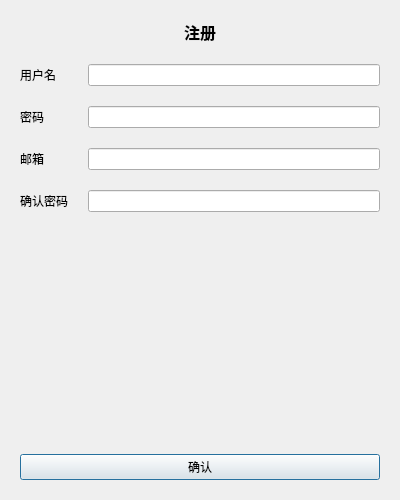
The window that code/global/registerpanel.ui (laonuo2004/cpp-qt-medical-system) describes before a commit, drawn with Qt 5.
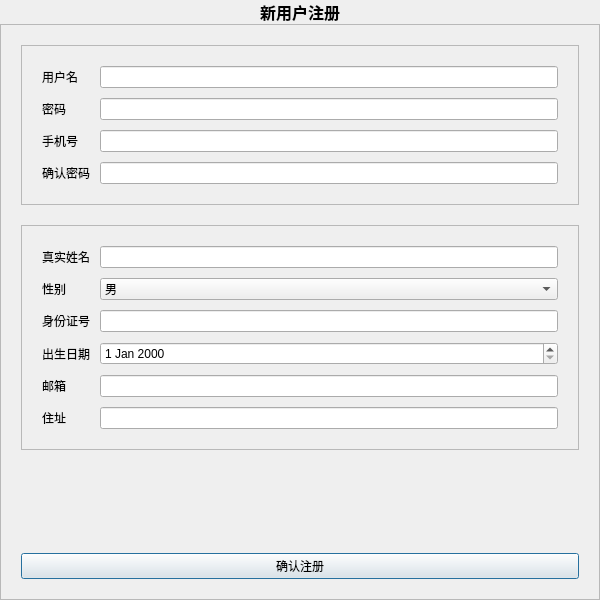
The same window after the commit.

```diff
--- a/code/global/registerpanel.ui
+++ b/code/global/registerpanel.ui
@@ -6,31 +6,31 @@
    <rect>
     <x>0</x>
     <y>0</y>
-    <width>400</width>
-    <height>500</height>
+    <width>600</width>
+    <height>600</height>
    </rect>
   </property>
   <property name="windowTitle">
    <string>用户注册</string>
   </property>
-  <layout class="QVBoxLayout" name="verticalLayout">
+  <layout class="QVBoxLayout" name="verticalLayout_3">
    <property name="spacing">
-    <number>20</number>
+    <number>0</number>
    </property>
    <property name="leftMargin">
-    <number>20</number>
+    <number>0</number>
    </property>
    <property name="topMargin">
-    <number>20</number>
+    <number>0</number>
    </property>
    <property name="rightMargin">
-    <number>20</number>
+    <number>0</number>
    </property>
    <property name="bottomMargin">
-    <number>20</number>
+    <number>0</number>
    </property>
    <item>
-    <widget class="QLabel" name="HeaderLabel">
+    <widget class="QLabel" name="fullHeaderLabel">
      <property name="font">
       <font>
        <pointsize>12</pointsize>
@@ -39,7 +39,7 @@
       </font>
      </property>
      <property name="text">
-      <string>注册</string>
+      <string>新用户注册</string>
      </property>
      <property name="alignment">
       <set>Qt::AlignCenter</set>
@@ -47,7 +47,70 @@
     </widget>
    </item>
    <item>
-    <layout class="QFormLayout" name="formLayout">
+    <widget class="QFrame" name="frame">
+     <property name="frameShape">
+      <enum>QFrame::StyledPanel</enum>
+     </property>
+     <property name="frameShadow">
+      <enum>QFrame::Raised</enum>
+     </property>
+     <layout class="QVBoxLayout" name="verticalLayout">
+      <property name="spacing">
+       <number>20</number>
+      </property>
+      <property name="leftMargin">
+       <number>20</number>
+      </property>
+      <property name="topMargin">
+       <number>20</number>
+      </property>
+      <property name="rightMargin">
+       <number>20</number>
+      </property>
+      <property name="bottomMargin">
+       <number>20</number>
+      </property>
+      <item>
+       <widget class="QFrame" name="CardFrame">
+        <property name="sizePolicy">
+         <sizepolicy hsizetype="Preferred" vsizetype="Preferred">
+          <horstretch>0</horstretch>
+          <verstretch>0</verstretch>
+         </sizepolicy>
+        </property>
+        <property name="frameShape">
+         <enum>QFrame::StyledPanel</enum>
+        </property>
+        <property name="frameShadow">
+         <enum>QFrame::Raised</enum>
+        </property>
+        <property name="class" stdset="0">
+         <string>cardFrame</string>
+        </property>
+        <layout class="QVBoxLayout" name="verticalLayout_2">
+         <property name="spacing">
+          <number>0</number>
+         </property>
+         <property name="leftMargin">
+          <number>20</number>
+         </property>
+         <property name="topMargin">
+          <number>20</number>
+         </property>
+         <property name="rightMargin">
+          <number>20</number>
+         </property>
+         <property name="bottomMargin">
+          <number>20</number>
+         </property>
+         <item>
+          <layout class="QFormLayout" name="formLayout_2">
+           <property name="horizontalSpacing">
+            <number>10</number>
+           </property>
+           <property name="verticalSpacing">
+            <number>10</number>
+           </property>
      <item row="0" column="0">
       <widget class="QLabel" name="label">
        <property name="text">
@@ -55,9 +118,6 @@
        </property>
       </widget>
      </item>
-     <item row="0" column="1">
-      <widget class="QLineEdit" name="UserNameEdit"/>
-     </item>
      <item row="1" column="0">
       <widget class="QLabel" name="label_2">
        <property name="text">
@@ -65,19 +125,13 @@
        </property>
       </widget>
      </item>
-     <item row="1" column="1">
-      <widget class="QLineEdit" name="PasswordEdit"/>
-     </item>
      <item row="2" column="0">
-      <widget class="QLabel" name="label_5">
+            <widget class="QLabel" name="label_9">
        <property name="text">
-        <string>邮箱</string>
+              <string>手机号</string>
        </property>
       </widget>
      </item>
-     <item row="2" column="1">
-      <widget class="QLineEdit" name="EmailEdit"/>
-     </item>
      <item row="3" column="0">
       <widget class="QLabel" name="label_4">
        <property name="text">
@@ -85,11 +139,140 @@
        </property>
       </widget>
      </item>
+           <item row="0" column="1">
+            <widget class="QLineEdit" name="UserNameEdit"/>
+           </item>
+           <item row="1" column="1">
+            <widget class="QLineEdit" name="PasswordEdit"/>
+           </item>
+           <item row="2" column="1">
+            <widget class="QLineEdit" name="EmailEdit"/>
+           </item>
      <item row="3" column="1">
       <widget class="QLineEdit" name="ConfirmPasswordEdit"/>
      </item>
     </layout>
    </item>
+        </layout>
+       </widget>
+      </item>
+      <item>
+       <widget class="QFrame" name="CardFrame_2">
+        <property name="sizePolicy">
+         <sizepolicy hsizetype="Preferred" vsizetype="Preferred">
+          <horstretch>0</horstretch>
+          <verstretch>0</verstretch>
+         </sizepolicy>
+        </property>
+        <property name="frameShape">
+         <enum>QFrame::StyledPanel</enum>
+        </property>
+        <property name="frameShadow">
+         <enum>QFrame::Raised</enum>
+        </property>
+        <property name="class" stdset="0">
+         <string>cardFrame</string>
+        </property>
+        <layout class="QVBoxLayout" name="verticalLayout_4">
+         <property name="spacing">
+          <number>0</number>
+         </property>
+         <property name="leftMargin">
+          <number>20</number>
+         </property>
+         <property name="topMargin">
+          <number>20</number>
+         </property>
+         <property name="rightMargin">
+          <number>20</number>
+         </property>
+         <property name="bottomMargin">
+          <number>20</number>
+         </property>
+         <item>
+          <layout class="QFormLayout" name="formLayout">
+           <property name="horizontalSpacing">
+            <number>10</number>
+           </property>
+           <property name="verticalSpacing">
+            <number>10</number>
+           </property>
+           <item row="0" column="0">
+            <widget class="QLabel" name="label_3">
+             <property name="text">
+              <string>真实姓名</string>
+             </property>
+            </widget>
+           </item>
+           <item row="0" column="1">
+            <widget class="QLineEdit" name="lineEdit"/>
+           </item>
+           <item row="1" column="0">
+            <widget class="QLabel" name="label_6">
+             <property name="text">
+              <string>性别</string>
+             </property>
+            </widget>
+           </item>
+           <item row="1" column="1">
+            <widget class="QComboBox" name="comboBox">
+             <item>
+              <property name="text">
+               <string>男</string>
+              </property>
+             </item>
+             <item>
+              <property name="text">
+               <string>女</string>
+              </property>
+             </item>
+            </widget>
+           </item>
+           <item row="2" column="0">
+            <widget class="QLabel" name="label_7">
+             <property name="text">
+              <string>身份证号</string>
+             </property>
+            </widget>
+           </item>
+           <item row="2" column="1">
+            <widget class="QLineEdit" name="lineEdit_2"/>
+           </item>
+           <item row="3" column="0">
+            <widget class="QLabel" name="label_8">
+             <property name="text">
+              <string>出生日期</string>
+             </property>
+            </widget>
+           </item>
+           <item row="3" column="1">
+            <widget class="QDateEdit" name="dateEdit"/>
+           </item>
+           <item row="4" column="0">
+            <widget class="QLabel" name="label_5">
+             <property name="text">
+              <string>邮箱</string>
+             </property>
+            </widget>
+           </item>
+           <item row="4" column="1">
+            <widget class="QLineEdit" name="lineEdit_3"/>
+           </item>
+           <item row="5" column="0">
+            <widget class="QLabel" name="label_10">
+             <property name="text">
+              <string>住址</string>
+             </property>
+            </widget>
+           </item>
+           <item row="5" column="1">
+            <widget class="QLineEdit" name="lineEdit_4"/>
+           </item>
+          </layout>
+         </item>
+        </layout>
+       </widget>
+      </item>
    <item>
     <spacer name="verticalSpacer">
      <property name="orientation">
@@ -106,8 +289,11 @@
    <item>
     <widget class="QPushButton" name="confirmBtn">
      <property name="text">
-      <string>确认</string>
-     </property>
+         <string>确认注册</string>
+        </property>
+       </widget>
+      </item>
+     </layout>
     </widget>
    </item>
   </layout>
```
Lines whose indentation alone changed are shown as unchanged.
